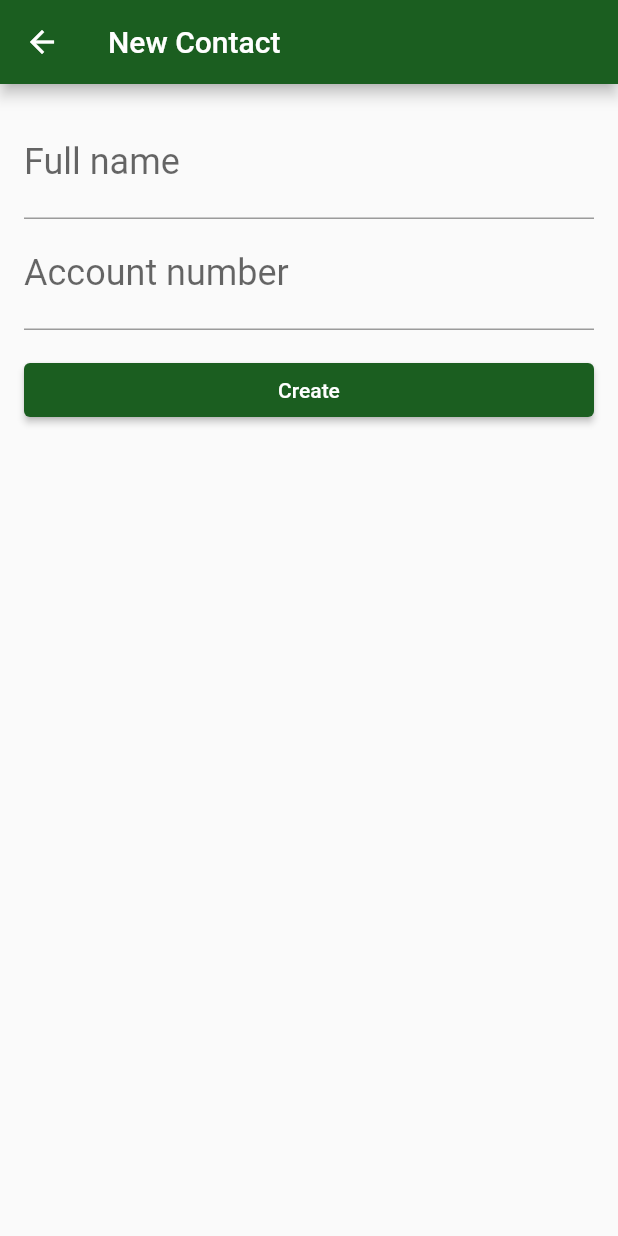
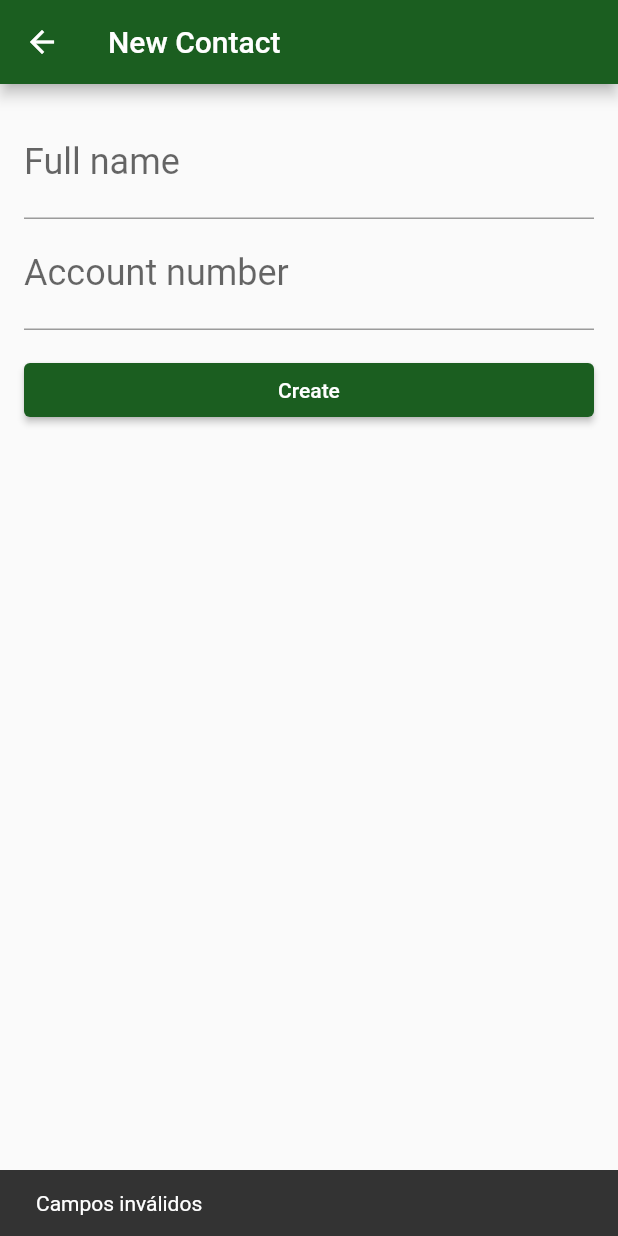
Before and after one commit to Joao-Gontijo/flutter_bytebank_2, a Flutter app: the ContactForm screen opened directly, after a tap on "Create", on a phone screen of 412 x 824 dp. Run offline on Flutter 3.47's test engine with Material 2 defaults, Android fonts, the phone set to English and light mode, and no system bars.

Commit message:
form snackbar for field validation and navigator.pop

```diff
--- /dev/null
+++ b/lib/models/contact.dart
@@ -0,0 +1,11 @@
+class Contact{
+  late String name;
+  late int accountNumber;
+
+  Contact(this.name, this.accountNumber);
+
+  @override
+  String toString() {
+    return 'Contact{name: $name, accountNumber: $accountNumber}';
+  }
+}
--- a/lib/screens/contact_form.dart
+++ b/lib/screens/contact_form.dart
@@ -1,7 +1,18 @@
+import 'package:bytebank_2/models/contact.dart';
 import 'package:flutter/material.dart';
 
-class ContactForm extends StatelessWidget {
+class ContactForm extends StatefulWidget {
   const ContactForm({Key? key}) : super(key: key);
+
+  @override
+  State<ContactForm> createState() => _ContactFormState();
+}
+
+class _ContactFormState extends State<ContactForm> {
+  final TextEditingController _nameController = TextEditingController();
+
+  final TextEditingController _accountNumberController =
+      TextEditingController();
 
   @override
   Widget build(BuildContext context) {
@@ -14,15 +25,17 @@ class ContactForm extends StatelessWidget {
         padding: const EdgeInsets.all(16.0),
         child: Column(
           children: [
-            const TextField(
-              decoration: InputDecoration(labelText: 'Full name'),
-              style: TextStyle(
+            TextField(
+              controller: _nameController,
+              decoration: const InputDecoration(labelText: 'Full name'),
+              style: const TextStyle(
                 fontSize: 24,
               ),
             ),
-            const TextField(
-              decoration: InputDecoration(labelText: 'Account number'),
-              style: TextStyle(
+            TextField(
+              controller: _accountNumberController,
+              decoration: const InputDecoration(labelText: 'Account number'),
+              style: const TextStyle(
                 fontSize: 24,
               ),
               keyboardType: TextInputType.number,
@@ -33,10 +46,24 @@ class ContactForm extends StatelessWidget {
                 width: double.maxFinite,
                 child: ElevatedButton(
                   onPressed: () {
+                    final String name = _nameController.text;
+                    final int? accountNumber =
+                        int.tryParse(_accountNumberController.text);
 
+                    if (name.isEmpty || accountNumber == null) {
+                      ScaffoldMessenger.of(context).showSnackBar(
+                        const SnackBar(
+                          content: Text('Campos inválidos'),
+                        ),
+                      );
+                    } else {
+                      final contact = Contact(name, accountNumber);
+                      debugPrint(contact.toString());
+                      Navigator.pop(context);
+                    }
                   },
                   style: ElevatedButton.styleFrom(
-                      primary: Theme.of(context).primaryColor,
+                    primary: Theme.of(context).primaryColor,
                   ),
                   child: const Text('Create'),
                 ),
```
